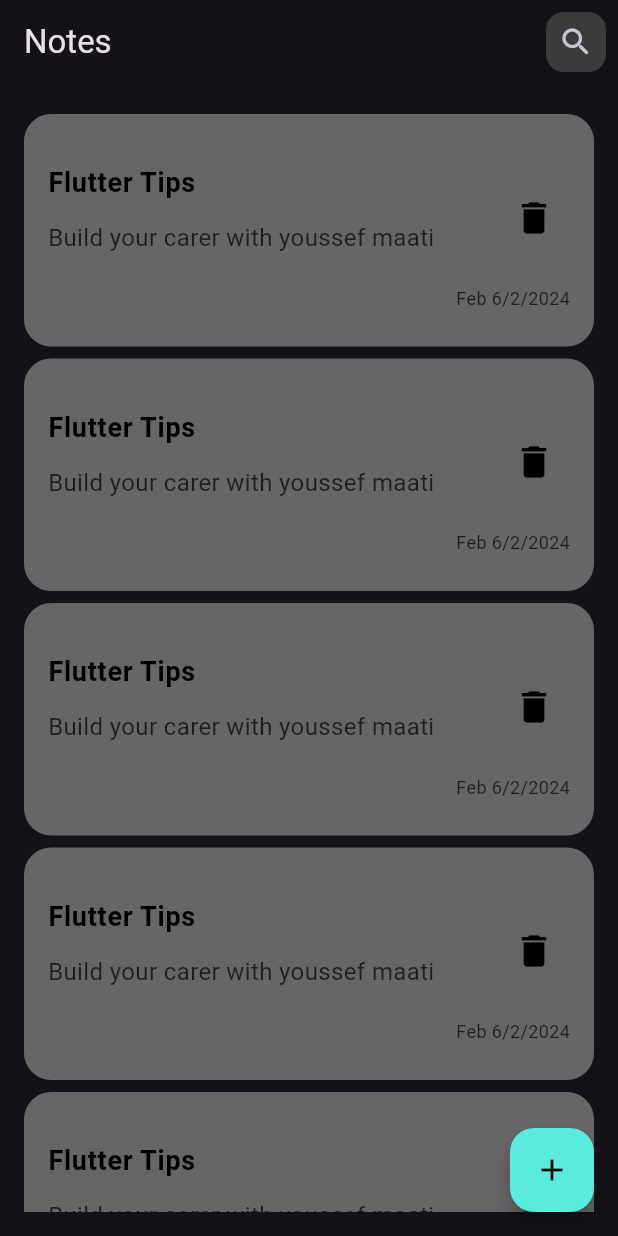
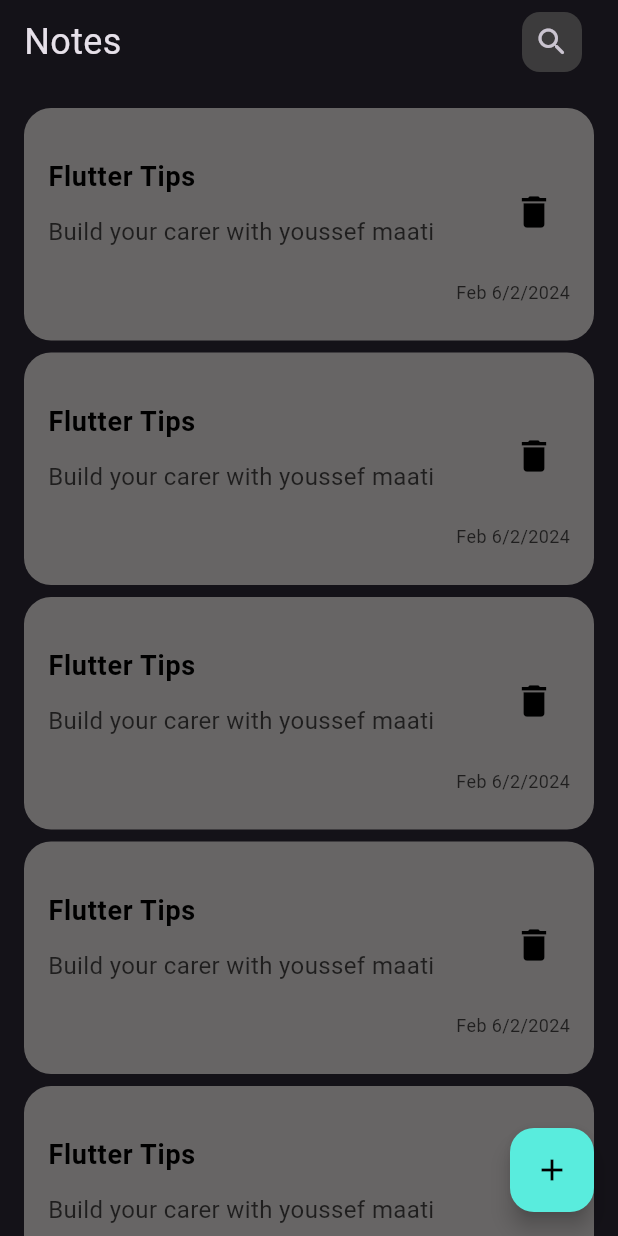
Before and after one commit to youssefmoatey/notes-app, a Flutter app: the screen it shows after launch, on a phone screen of 412 x 824 dp. Run offline on Flutter 3.47's test engine with Material 3 defaults, Android fonts, the phone set to English and light mode, and no system bars; our stand-ins replace flutter_screenutil.

Commit message:
app bar& home view edited, add note view done

```diff
--- a/lib/views/home_view.dart
+++ b/lib/views/home_view.dart
@@ -10,11 +10,19 @@ class HomeScreen extends StatelessWidget {
   @override
   Widget build(BuildContext context) {
     return Scaffold(
-      appBar: const CustomAppBar(
-        title: 'Notes',
-        icon: Icons.search_rounded,
+      body: Padding(
+        padding: const EdgeInsets.symmetric(horizontal: 16),
+        child: Column(
+          children: [
+            CustomAppBar(
+              title: 'Notes',
+              icon: Icons.search_rounded,
+              onPressed: () {},
+            ),
+            const Expanded(child: ListViewNotesBody()),
+          ],
+        ),
       ),
-      body: const ListViewNotesBody(),
       floatingActionButton: FloatingActionButton(
         backgroundColor: MyColors.kPrimaryColor,
         onPressed: () {
--- a/lib/widgets/custom_add_notes_view.dart
+++ b/lib/widgets/custom_add_notes_view.dart
@@ -20,7 +20,7 @@ class AddNotesView extends StatelessWidget {
           ),
           const CustomTextFormField(hintText: 'Title'),
           SizedBox(
-            height: 12.h,
+            height: 16.h,
           ),
           const CustomTextFormField(
             hintText: 'Content',
--- a/lib/widgets/custom_app_bar.dart
+++ b/lib/widgets/custom_app_bar.dart
@@ -1,27 +1,31 @@
-
 import 'package:flutter/material.dart';
 
 import 'search_icon.dart';
 
-class CustomAppBar extends StatelessWidget implements PreferredSizeWidget {
+class CustomAppBar extends StatelessWidget {
   const CustomAppBar({
     super.key,
     required this.title,
-    required this.icon,
+    required this.icon, this.onPressed,
   });
   final String title;
   final IconData icon;
+  final void Function()? onPressed;
 
   @override
   Widget build(BuildContext context) {
-    return AppBar(
-      title: Text(title),
-      actions: [
-        SearchIcon(icon: icon),
+    return Row(
+      mainAxisAlignment: MainAxisAlignment.spaceBetween,
+      children: [
+        Text(
+          title,
+          style: const TextStyle(fontSize: 24),
+        ),
+        AppBarIcon(icon: icon, onPressed: onPressed),
       ],
     );
   }
 
-  @override
-  Size get preferredSize => const Size.fromHeight(60.0);
+  // @override
+  // Size get preferredSize => const Size.fromHeight(60.0);
 }
--- a/lib/widgets/custom_notes_item.dart
+++ b/lib/widgets/custom_notes_item.dart
@@ -1,4 +1,6 @@
 import 'package:flutter/material.dart';
+
+import 'edit_notes_view.dart';
 
 class CustomNotesItem extends StatelessWidget {
   const CustomNotesItem({
@@ -7,7 +9,12 @@ class CustomNotesItem extends StatelessWidget {
 
   @override
   Widget build(BuildContext context) {
-    return Padding(
+    return InkWell(
+      onTap: () {
+        Navigator.push(context,
+            MaterialPageRoute(builder: (context) => const EditNotesView()));
+      },
+      child: Padding(
         padding: const EdgeInsets.only(bottom: 8),
         child: Container(
           padding: const EdgeInsets.symmetric(horizontal: 16, vertical: 24),
@@ -55,6 +62,7 @@ class CustomNotesItem extends StatelessWidget {
             ],
           ),
         ),
+      ),
     );
   }
 }
--- a/lib/widgets/custom_text_form_field.dart
+++ b/lib/widgets/custom_text_form_field.dart
@@ -6,14 +6,16 @@ import '../helper/helper_methods.dart';
 class CustomTextFormField extends StatelessWidget {
   const CustomTextFormField({
     super.key,
-    required this.hintText, this.maxLines = 1,
+    required this.hintText,
+    this.maxLines = 1,
   });
   final String hintText;
-  final int? maxLines ;
+  final int? maxLines;
 
   @override
   Widget build(BuildContext context) {
     return TextFormField(
+      cursorColor: MyColors.kPrimaryColor,
       maxLines: maxLines,
       decoration: InputDecoration(
         border: const OutlineInputBorder(
--- a/lib/widgets/list_view_notes_body.dart
+++ b/lib/widgets/list_view_notes_body.dart
@@ -1,4 +1,3 @@
-
 import 'package:flutter/material.dart';
 
 import 'custom_notes_item.dart';
@@ -8,11 +7,10 @@ class ListViewNotesBody extends StatelessWidget {
 
   @override
   Widget build(BuildContext context) {
-    return Padding(
-      padding: const EdgeInsets.symmetric(horizontal: 16, vertical: 16),
-      child: ListView.builder(itemBuilder: (context, index) {
-        return const CustomNotesItem();
-      }),
-    );
+    return ListView.builder(
+        padding: const EdgeInsets.symmetric(vertical: 16),
+        itemBuilder: (context, index) {
+          return const CustomNotesItem();
+        });
   }
 }
--- a/lib/widgets/search_icon.dart
+++ b/lib/widgets/search_icon.dart
@@ -1,16 +1,17 @@
 import 'package:flutter/material.dart';
 
-class SearchIcon extends StatelessWidget {
-  const SearchIcon({
+class AppBarIcon extends StatelessWidget {
+  const AppBarIcon({
     super.key,
-    required this.icon,
+    required this.icon, this.onPressed,
   });
   final IconData icon;
+  final void Function()? onPressed;
 
   @override
   Widget build(BuildContext context) {
     return IconButton(
-      onPressed: () {},
+      onPressed: onPressed,
       icon: Container(
           decoration: BoxDecoration(
               color: const Color(0xFF3C3B3C),
--- a/pubspec.yaml
+++ b/pubspec.yaml
@@ -31,6 +31,7 @@ dependencies:
   cupertino_icons: ^1.0.2
   flutter:
     sdk: flutter
+  flutter_bloc: ^8.1.3
   flutter_screenutil: ^5.9.0
 
 dev_dependencies:
```
Also changed, not shown: lib/models/note_model.dart (added, +13 -0 lines), lib/widgets/edit_notes_view.dart (added, +35 -0 lines), pubspec.lock. Lines whose indentation alone changed are shown as unchanged.
